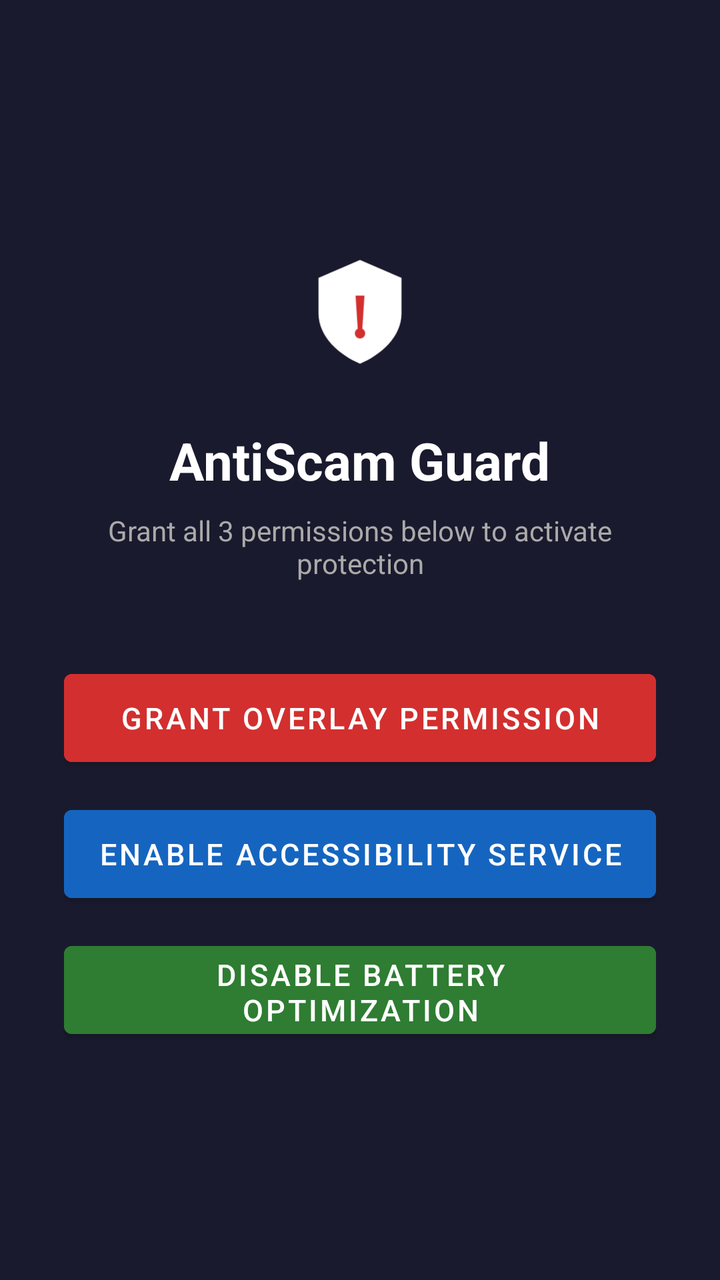
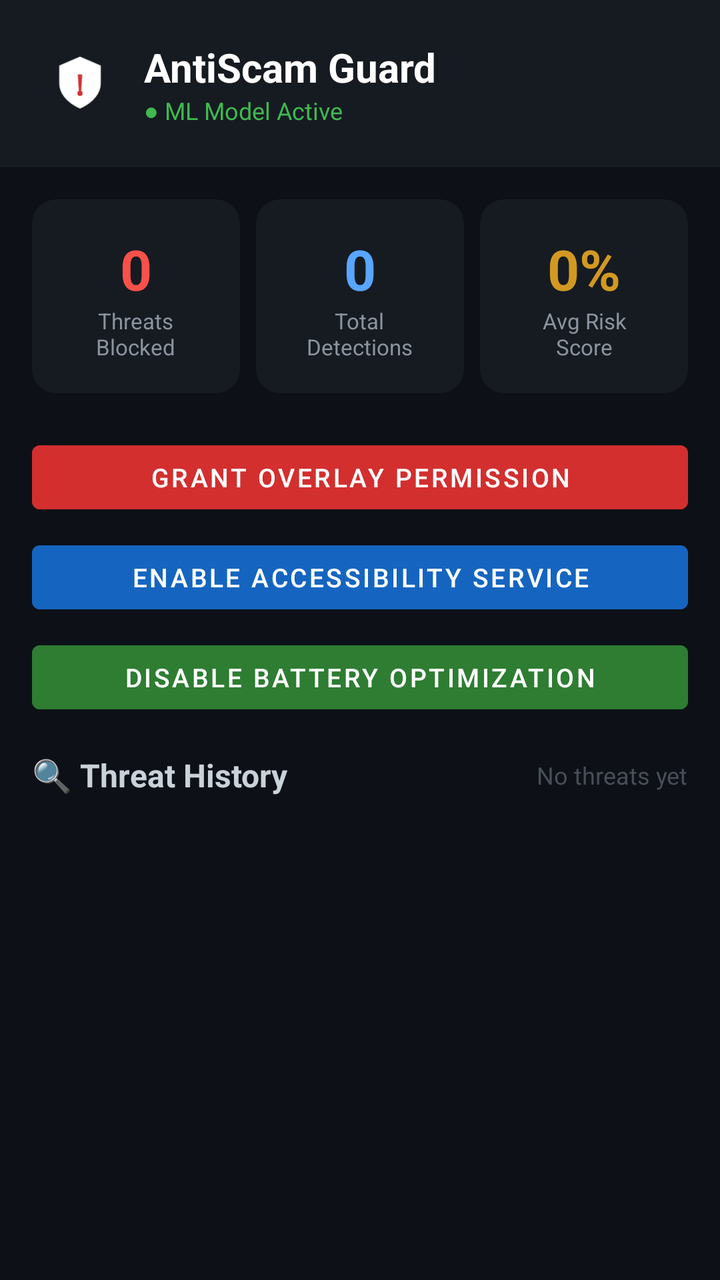

An Android layout rendered at two revisions. The XML below is the earlier revision; the diff shows what the commit changed to produce the second picture.
<!-- AndroidManifest.xml: application theme Theme.AntiScamApp -->
<!-- res/layout/activity_main.xml -->
<?xml version="1.0" encoding="utf-8"?>
<LinearLayout xmlns:android="http://schemas.android.com/apk/res/android"
    android:layout_width="match_parent"
    android:layout_height="match_parent"
    android:orientation="vertical"
    android:gravity="center"
    android:padding="32dp"
    android:background="#1A1A2E">

    <ImageView
        android:layout_width="80dp"
        android:layout_height="80dp"
        android:src="@drawable/ic_launcher_foreground"
        android:layout_marginBottom="16dp" />

    <TextView
        android:layout_width="wrap_content"
        android:layout_height="wrap_content"
        android:text="AntiScam Guard"
        android:textColor="#FFFFFF"
        android:textSize="26sp"
        android:textStyle="bold"
        android:layout_marginBottom="8dp" />

    <TextView
        android:layout_width="wrap_content"
        android:layout_height="wrap_content"
        android:text="Grant all 3 permissions below to activate protection"
        android:textColor="#AAAAAA"
        android:textSize="14sp"
        android:gravity="center"
        android:layout_marginBottom="40dp" />

    
    <Button
        android:id="@+id/btn_enable_overlay"
        android:layout_width="match_parent"
        android:layout_height="56dp"
        android:text="@string/enable_overlay_button"
        android:textSize="15sp"
        android:layout_marginBottom="12dp"
        android:backgroundTint="#D32F2F" />

    
    <Button
        android:id="@+id/btn_enable_accessibility"
        android:layout_width="match_parent"
        android:layout_height="56dp"
        android:text="@string/enable_service_button"
        android:textSize="15sp"
        android:layout_marginBottom="12dp"
        android:backgroundTint="#1565C0" />

    
    <Button
        android:id="@+id/btn_battery_opt"
        android:layout_width="match_parent"
        android:layout_height="56dp"
        android:text="Disable Battery Optimization"
        android:textSize="15sp"
        android:backgroundTint="#2E7D32" />

</LinearLayout>
<!-- resources referenced by this layout -->
<resources>
  <!-- drawable ic_launcher_foreground (drawable) -->
  <?xml version="1.0" encoding="utf-8"?>
  <vector xmlns:android="http://schemas.android.com/apk/res/android"
      android:width="108dp"
      android:height="108dp"
      android:viewportWidth="108"
      android:viewportHeight="108">
      
      <path
          android:fillColor="#FFFFFF"
          android:pathData="M54,18 L82,30 L82,54 C82,70 68,82 54,88 C40,82 26,70 26,54 L26,30 Z" />
      
      <path
          android:fillColor="#D32F2F"
          android:pathData="M51,42 L57,42 L55.5,65 L52.5,65 Z" />
      
      <path
          android:fillColor="#D32F2F"
          android:pathData="M54,67.5 m-3.5,0 a3.5,3.5 0 1,0 7,0 a3.5,3.5 0 1,0 -7,0" />
  </vector>
  <string name="enable_overlay_button">Grant Overlay Permission</string>
  <string name="enable_service_button">Enable Accessibility Service</string>
  <style name="Theme.AntiScamApp" parent="Theme.MaterialComponents.DayNight.NoActionBar">
          <item name="colorPrimary">@color/red_warning_solid</item>
          <item name="colorPrimaryVariant">@color/red_dark</item>
          <item name="colorOnPrimary">@color/white</item>
          <item name="colorSecondary">@color/green_safe</item>
          <item name="colorOnSecondary">@color/white</item>
          <item name="android:statusBarColor" tools:targetApi="l">?attr/colorPrimaryVariant</item>
      </style>
  <color name="red_warning_solid">#FFD32F2F</color>
  <color name="red_dark">#FFB71C1C</color>
  <color name="white">#FFFFFFFF</color>
  <color name="green_safe">#FF388E3C</color>
</resources>

<!-- the commit's change to res/layout/activity_main.xml (unified diff, before → after) -->
@@ -1,63 +1,238 @@
 <?xml version="1.0" encoding="utf-8"?>
 <LinearLayout xmlns:android="http://schemas.android.com/apk/res/android"
+    xmlns:app="http://schemas.android.com/apk/res-auto"
     android:layout_width="match_parent"
     android:layout_height="match_parent"
     android:orientation="vertical"
-    android:gravity="center"
-    android:padding="32dp"
-    android:background="#1A1A2E">
-
-    <ImageView
-        android:layout_width="80dp"
-        android:layout_height="80dp"
-        android:src="@drawable/ic_launcher_foreground"
-        android:layout_marginBottom="16dp" />
-
-    <TextView
-        android:layout_width="wrap_content"
-        android:layout_height="wrap_content"
-        android:text="AntiScam Guard"
-        android:textColor="#FFFFFF"
-        android:textSize="26sp"
-        android:textStyle="bold"
-        android:layout_marginBottom="8dp" />
-
-    <TextView
-        android:layout_width="wrap_content"
-        android:layout_height="wrap_content"
-        android:text="Grant all 3 permissions below to activate protection"
-        android:textColor="#AAAAAA"
-        android:textSize="14sp"
-        android:gravity="center"
-        android:layout_marginBottom="40dp" />
-
-    
-    <Button
-        android:id="@+id/btn_enable_overlay"
-        android:layout_width="match_parent"
-        android:layout_height="56dp"
-        android:text="@string/enable_overlay_button"
-        android:textSize="15sp"
-        android:layout_marginBottom="12dp"
-        android:backgroundTint="#D32F2F" />
-
-    
-    <Button
-        android:id="@+id/btn_enable_accessibility"
-        android:layout_width="match_parent"
-        android:layout_height="56dp"
-        android:text="@string/enable_service_button"
-        android:textSize="15sp"
-        android:layout_marginBottom="12dp"
-        android:backgroundTint="#1565C0" />
-
-    
-    <Button
-        android:id="@+id/btn_battery_opt"
-        android:layout_width="match_parent"
-        android:layout_height="56dp"
-        android:text="Disable Battery Optimization"
-        android:textSize="15sp"
-        android:backgroundTint="#2E7D32" />
+    android:background="#0D1117">
+
+    
+    <LinearLayout
+        android:layout_width="match_parent"
+        android:layout_height="wrap_content"
+        android:orientation="horizontal"
+        android:gravity="center_vertical"
+        android:padding="20dp"
+        android:background="#161B22">
+
+        <ImageView
+            android:layout_width="40dp"
+            android:layout_height="40dp"
+            android:src="@drawable/ic_launcher_foreground"
+            android:layout_marginEnd="12dp" />
+
+        <LinearLayout
+            android:layout_width="0dp"
+            android:layout_height="wrap_content"
+            android:layout_weight="1"
+            android:orientation="vertical">
+
+            <TextView
+                android:layout_width="wrap_content"
+                android:layout_height="wrap_content"
+                android:text="AntiScam Guard"
+                android:textColor="#FFFFFF"
+                android:textSize="20sp"
+                android:textStyle="bold" />
+
+            <TextView
+                android:id="@+id/tv_status"
+                android:layout_width="wrap_content"
+                android:layout_height="wrap_content"
+                android:text="● ML Model Active"
+                android:textColor="#3FB950"
+                android:textSize="12sp" />
+        </LinearLayout>
+    </LinearLayout>
+
+    
+    <LinearLayout
+        android:layout_width="match_parent"
+        android:layout_height="wrap_content"
+        android:orientation="horizontal"
+        android:padding="12dp"
+        android:gravity="center">
+
+        
+        <androidx.cardview.widget.CardView
+            android:layout_width="0dp"
+            android:layout_height="wrap_content"
+            android:layout_weight="1"
+            android:layout_margin="4dp"
+            app:cardBackgroundColor="#161B22"
+            app:cardCornerRadius="12dp"
+            app:cardElevation="0dp">
+
+            <LinearLayout
+                android:layout_width="match_parent"
+                android:layout_height="wrap_content"
+                android:orientation="vertical"
+                android:gravity="center"
+                android:padding="16dp">
+
+                <TextView
+                    android:id="@+id/tv_stat_blocked"
+                    android:layout_width="wrap_content"
+                    android:layout_height="wrap_content"
+                    android:text="0"
+                    android:textColor="#F85149"
+                    android:textSize="28sp"
+                    android:textStyle="bold" />
+
+                <TextView
+                    android:layout_width="wrap_content"
+                    android:layout_height="wrap_content"
+                    android:text="Threats\nBlocked"
+                    android:textColor="#8B949E"
+                    android:textSize="11sp"
+                    android:gravity="center" />
+            </LinearLayout>
+        </androidx.cardview.widget.CardView>
+
+        
+        <androidx.cardview.widget.CardView
+            android:layout_width="0dp"
+            android:layout_height="wrap_content"
+            android:layout_weight="1"
+            android:layout_margin="4dp"
+            app:cardBackgroundColor="#161B22"
+            app:cardCornerRadius="12dp"
+            app:cardElevation="0dp">
+
+            <LinearLayout
+                android:layout_width="match_parent"
+                android:layout_height="wrap_content"
+                android:orientation="vertical"
+                android:gravity="center"
+                android:padding="16dp">
+
+                <TextView
+                    android:id="@+id/tv_stat_total"
+                    android:layout_width="wrap_content"
+                    android:layout_height="wrap_content"
+                    android:text="0"
+                    android:textColor="#58A6FF"
+                    android:textSize="28sp"
+                    android:textStyle="bold" />
+
+                <TextView
+                    android:layout_width="wrap_content"
+                    android:layout_height="wrap_content"
+                    android:text="Total\nDetections"
+                    android:textColor="#8B949E"
+                    android:textSize="11sp"
+                    android:gravity="center" />
+            </LinearLayout>
+        </androidx.cardview.widget.CardView>
+
+        
+        <androidx.cardview.widget.CardView
+            android:layout_width="0dp"
+            android:layout_height="wrap_content"
+            android:layout_weight="1"
+            android:layout_margin="4dp"
+            app:cardBackgroundColor="#161B22"
+            app:cardCornerRadius="12dp"
+            app:cardElevation="0dp">
+
+            <LinearLayout
+                android:layout_width="match_parent"
+                android:layout_height="wrap_content"
+                android:orientation="vertical"
+                android:gravity="center"
+                android:padding="16dp">
+
+                <TextView
+                    android:id="@+id/tv_stat_risk"
+                    android:layout_width="wrap_content"
+                    android:layout_height="wrap_content"
+                    android:text="0%"
+                    android:textColor="#D29922"
+                    android:textSize="28sp"
+                    android:textStyle="bold" />
+
+                <TextView
+                    android:layout_width="wrap_content"
+                    android:layout_height="wrap_content"
+                    android:text="Avg Risk\nScore"
+                    android:textColor="#8B949E"
+                    android:textSize="11sp"
+                    android:gravity="center" />
+            </LinearLayout>
+        </androidx.cardview.widget.CardView>
+    </LinearLayout>
+
+    
+    <LinearLayout
+        android:layout_width="match_parent"
+        android:layout_height="wrap_content"
+        android:orientation="vertical"
+        android:paddingHorizontal="16dp"
+        android:paddingTop="4dp">
+
+        <Button
+            android:id="@+id/btn_enable_overlay"
+            android:layout_width="match_parent"
+            android:layout_height="44dp"
+            android:text="@string/enable_overlay_button"
+            android:textSize="13sp"
+            android:layout_marginBottom="6dp"
+            android:backgroundTint="#D32F2F" />
+
+        <Button
+            android:id="@+id/btn_enable_accessibility"
+            android:layout_width="match_parent"
+            android:layout_height="44dp"
+            android:text="@string/enable_service_button"
+            android:textSize="13sp"
+            android:layout_marginBottom="6dp"
+            android:backgroundTint="#1565C0" />
+
+        <Button
+            android:id="@+id/btn_battery_opt"
+            android:layout_width="match_parent"
+            android:layout_height="44dp"
+            android:text="Disable Battery Optimization"
+            android:textSize="13sp"
+            android:backgroundTint="#2E7D32" />
+    </LinearLayout>
+
+    
+    <LinearLayout
+        android:layout_width="match_parent"
+        android:layout_height="wrap_content"
+        android:orientation="horizontal"
+        android:gravity="center_vertical"
+        android:paddingHorizontal="16dp"
+        android:paddingTop="16dp"
+        android:paddingBottom="8dp">
+
+        <TextView
+            android:layout_width="0dp"
+            android:layout_height="wrap_content"
+            android:layout_weight="1"
+            android:text="🔍 Threat History"
+            android:textColor="#C9D1D9"
+            android:textSize="16sp"
+            android:textStyle="bold" />
+
+        <TextView
+            android:id="@+id/tv_no_history"
+            android:layout_width="wrap_content"
+            android:layout_height="wrap_content"
+            android:text="No threats yet"
+            android:textColor="#484F58"
+            android:textSize="12sp" />
+    </LinearLayout>
+
+    
+    <androidx.recyclerview.widget.RecyclerView
+        android:id="@+id/rv_history"
+        android:layout_width="match_parent"
+        android:layout_height="0dp"
+        android:layout_weight="1"
+        android:paddingHorizontal="12dp"
+        android:paddingBottom="8dp"
+        android:clipToPadding="false" />
 
 </LinearLayout>
